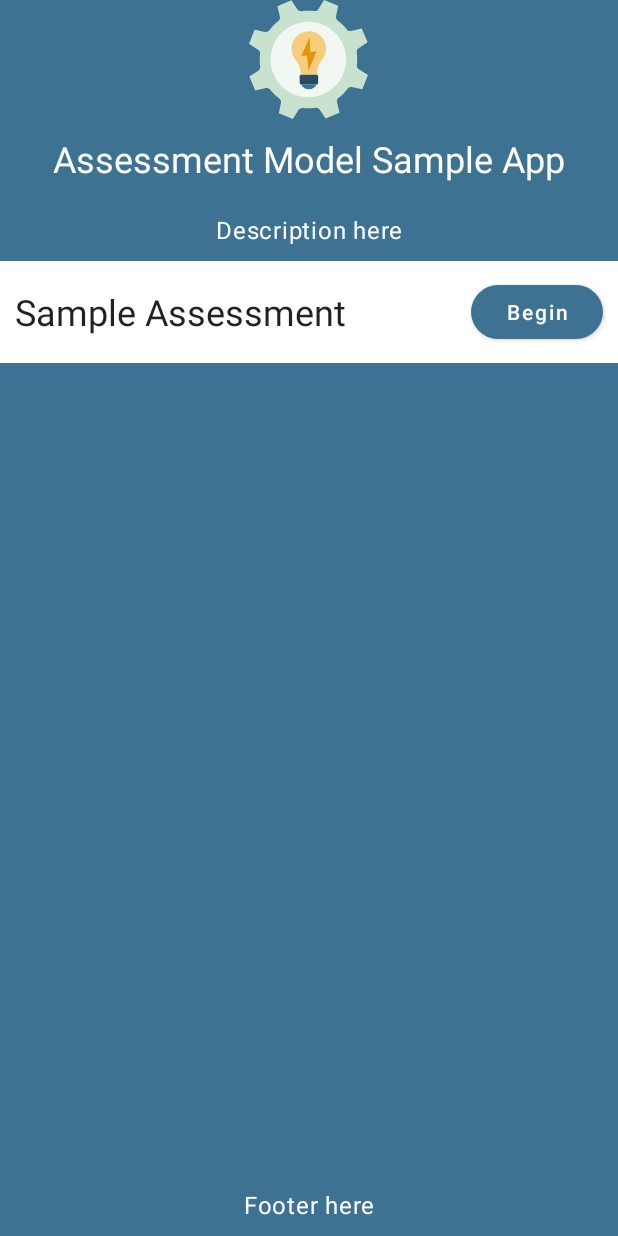
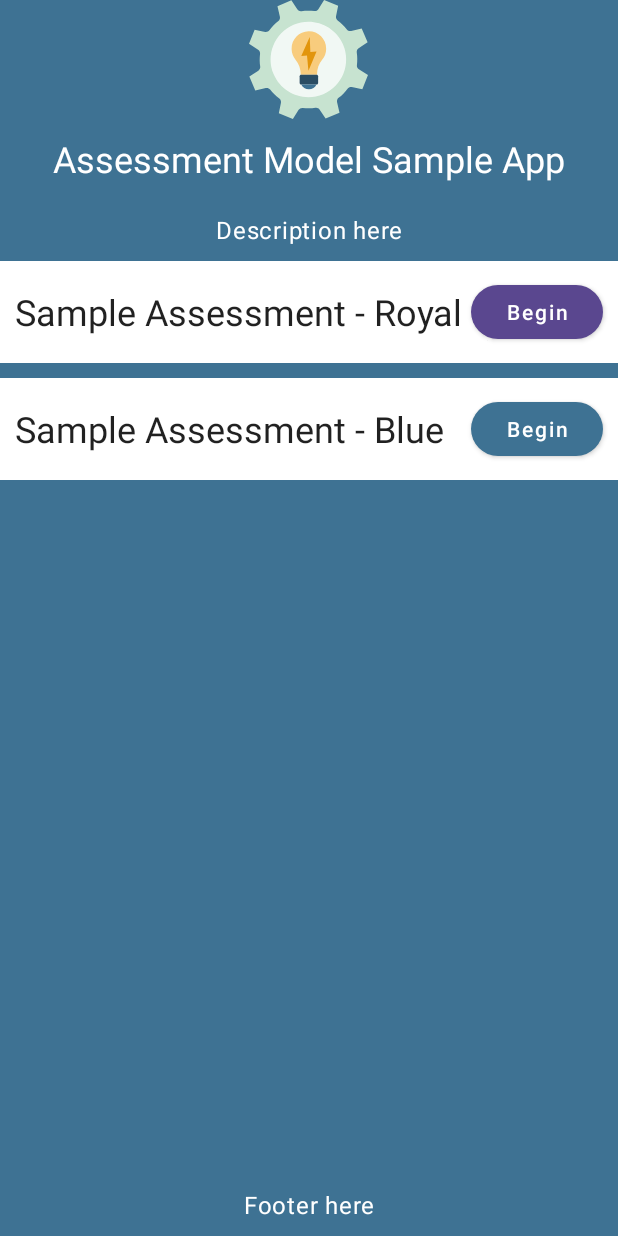
Before and after one commit to BiAffectBridge/AssessmentModel-Kotlin, an Android app: the screen it shows after launch (ContainerActivity), on a phone screen of 412 x 824 dp. Run offline under Robolectric (Android 15) with nearby library versions, the phone set to English and light mode, and no system bars.

Commit message:
Ability to apply theme at runtime to assessments

```diff
--- a/androidApp/src/main/kotlin/ContainerActivity.kt
+++ b/androidApp/src/main/kotlin/ContainerActivity.kt
@@ -2,13 +2,19 @@ package org.sagebionetworks.assessmentmodel.sampleapp
 
 import android.content.Intent
 import android.os.Bundle
+import android.view.LayoutInflater
 import androidx.appcompat.app.AppCompatActivity
+import androidx.appcompat.view.ContextThemeWrapper
 import org.sagebionetworks.assessmentmodel.presentation.AssessmentActivity
 import org.sagebionetworks.assessmentmodel.presentation.AssessmentFragment
 import org.sagebionetworks.assessmentmodel.sampleapp.databinding.ActivityContainerBinding
 import org.sagebionetworks.assessmentmodel.sampleapp.databinding.AssessmentRowBinding
 
 class ContainerActivity: AppCompatActivity() {
+
+    companion object {
+        const val REQUEST_CODE_ASSESSMENT = 1;
+    }
 
     private lateinit var binding: ActivityContainerBinding
 
@@ -18,14 +24,24 @@ class ContainerActivity: AppCompatActivity() {
         val view = binding.root
         setContentView(view)
 
-        val row = AssessmentRowBinding.inflate(layoutInflater)
-        row.taskName.text = "Sample Assessment"
+        addAssessment("Sample Assessment - Royal", "sampleId", "sample_assessment", this.packageName, R.style.RoyalTheme)
+        addAssessment("Sample Assessment - Blue", "sampleId", "sample_assessment", this.packageName, R.style.BlueberryTheme)
+
+    }
+
+    private fun addAssessment(title: String, assessmentId: String, resourceName: String, packageName: String, theme: Int = -1) {
+        val inflater = if (theme < 0) layoutInflater else LayoutInflater.from(ContextThemeWrapper(this, theme))
+        val row = AssessmentRowBinding.inflate(inflater, binding.crfTaskContainer, false)
+        row.taskName.text = title
         row.buttonStartTask.setOnClickListener {
             val intent = Intent(this, AssessmentActivity::class.java)
-            intent.putExtra(AssessmentFragment.ARG_ASSESSMENT_ID_KEY, "sampleId")
-            intent.putExtra(AssessmentFragment.ARG_RESOURCE_NAME, "sample_assessment")
+            intent.putExtra(AssessmentFragment.ARG_ASSESSMENT_ID_KEY, assessmentId)
+            intent.putExtra(AssessmentFragment.ARG_RESOURCE_NAME, resourceName)
             intent.putExtra(AssessmentFragment.ARG_PACKAGE_NAME, this.packageName)
-            startActivityForResult(intent, 1)
+            if (theme > 0) {
+                intent.putExtra(AssessmentActivity.ARG_THEME, theme)
+            }
+            startActivityForResult(intent, REQUEST_CODE_ASSESSMENT)
         }
         binding.crfTaskContainer.addView(row.root)
     }
--- a/androidApp/src/main/res/layout/assessment_row.xml
+++ b/androidApp/src/main/res/layout/assessment_row.xml
@@ -1,6 +1,7 @@
 <RelativeLayout xmlns:android="http://schemas.android.com/apk/res/android"
     android:layout_width="match_parent"
     android:layout_height="wrap_content"
+    android:layout_marginBottom="10dp"
     android:background="@color/white">
 
     <TextView
```
Also changed, not shown: presentation/src/main/java/org/sagebionetworks/assessmentmodel/presentation/AssessmentActivity.kt (+9 -0 lines).
